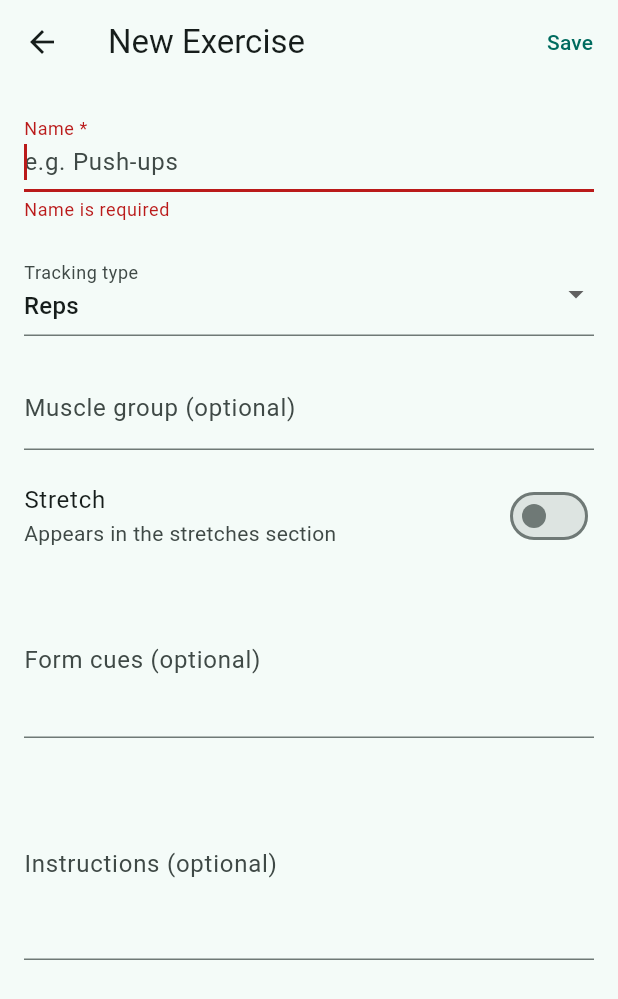
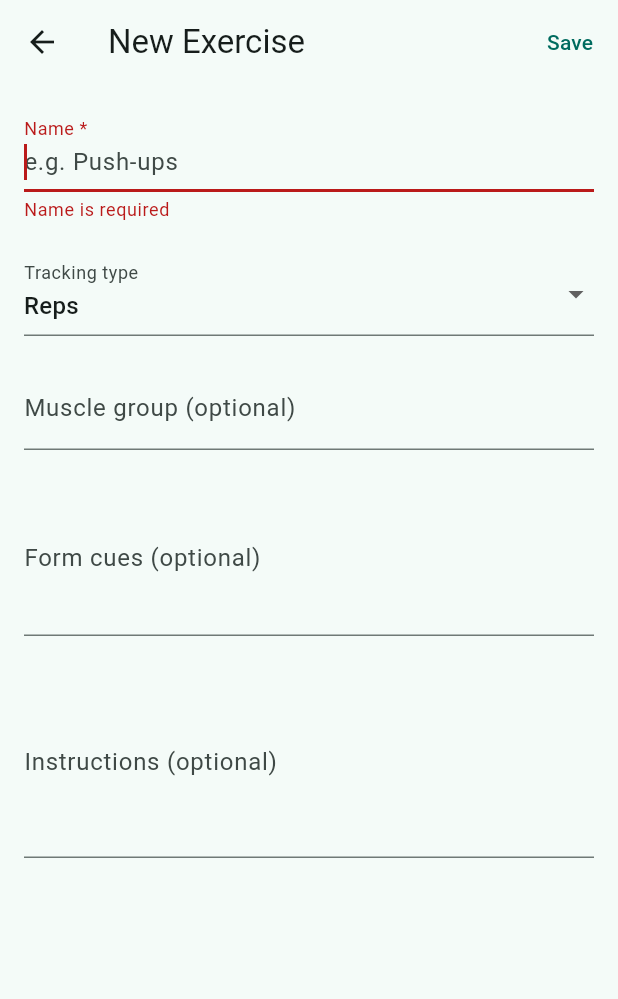
Before and after one commit to adanminhas/Workout-Application, a Flutter app: the ExerciseFormScreen screen opened directly, after a tap on "Save", on a phone screen of 412 x 824 dp. Shown: the top 999 px of the screen. Run offline on Flutter 3.47's test engine with Material 3 defaults, Android fonts, the light colour scheme and no system bars; our stand-ins replace drift, drift_flutter, shared_preferences; accounts and stored records are empty; generated files the repository leaves out were written again.

Commit message:
feat(exercises): derive isStretch from the tracking type
Drop the redundant "Stretch" toggle from the exercise form. A stretch is
simply an exercise whose tracking type is "Stretch", so isStretch is now
derived from that on save — the toggle let you create contradictory
states (e.g. a stretch tracked as reps) and duplicated the meaning of the
tracking type.

```diff
--- a/lib/screens/exercise_form_screen.dart
+++ b/lib/screens/exercise_form_screen.dart
@@ -22,7 +22,6 @@ class _ExerciseFormScreenState extends State<ExerciseFormScreen> {
   late final TextEditingController _cuesCtrl;
   late final TextEditingController _instructionsCtrl;
   late TrackingType _trackingType;
-  late bool _isStretch;
 
   bool get _isEditing => widget.exercise != null;
 
@@ -35,7 +34,6 @@ class _ExerciseFormScreenState extends State<ExerciseFormScreen> {
     _cuesCtrl = TextEditingController(text: e?.formCues ?? '');
     _instructionsCtrl = TextEditingController(text: e?.instructions ?? '');
     _trackingType = e?.trackingType ?? TrackingType.reps;
-    _isStretch = e?.isStretch ?? false;
   }
 
   @override
@@ -56,7 +54,8 @@ class _ExerciseFormScreenState extends State<ExerciseFormScreen> {
       id: id,
       name: _nameCtrl.text.trim(),
       trackingType: _trackingType,
-      isStretch: _isStretch,
+      // A stretch is simply an exercise whose tracking type is "Stretch".
+      isStretch: _trackingType == TrackingType.stretch,
       muscleGroup:
           _muscleCtrl.text.trim().isEmpty ? null : _muscleCtrl.text.trim(),
       formCues: _cuesCtrl.text.trim().isEmpty ? null : _cuesCtrl.text.trim(),
@@ -101,10 +100,7 @@ class _ExerciseFormScreenState extends State<ExerciseFormScreen> {
                   .toList(),
               onChanged: (v) {
                 if (v == null) return;
-                setState(() {
-                  _trackingType = v;
-                  if (v == TrackingType.stretch) _isStretch = true;
-                });
+                setState(() => _trackingType = v);
               },
             ),
             const SizedBox(height: 20),
@@ -116,15 +112,7 @@ class _ExerciseFormScreenState extends State<ExerciseFormScreen> {
               ),
               textCapitalization: TextCapitalization.sentences,
             ),
-            const SizedBox(height: 8),
-            SwitchListTile(
-              title: const Text('Stretch'),
-              subtitle: const Text('Appears in the stretches section'),
-              value: _isStretch,
-              onChanged: (v) => setState(() => _isStretch = v),
-              contentPadding: EdgeInsets.zero,
-            ),
-            const SizedBox(height: 8),
+            const SizedBox(height: 20),
             TextFormField(
               controller: _cuesCtrl,
               decoration: const InputDecoration(
```
